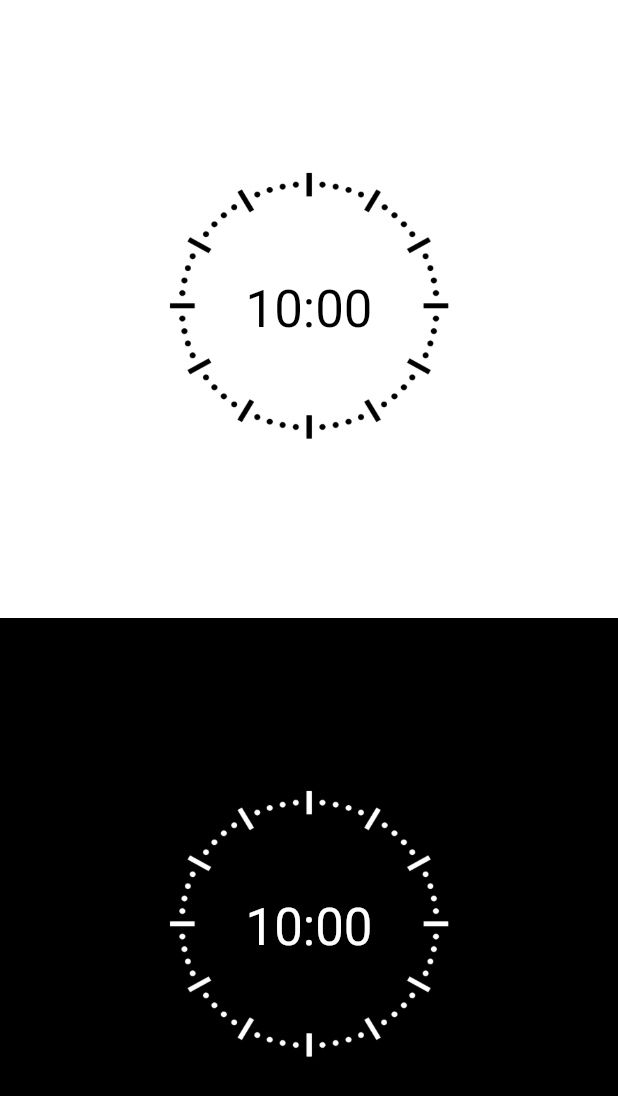
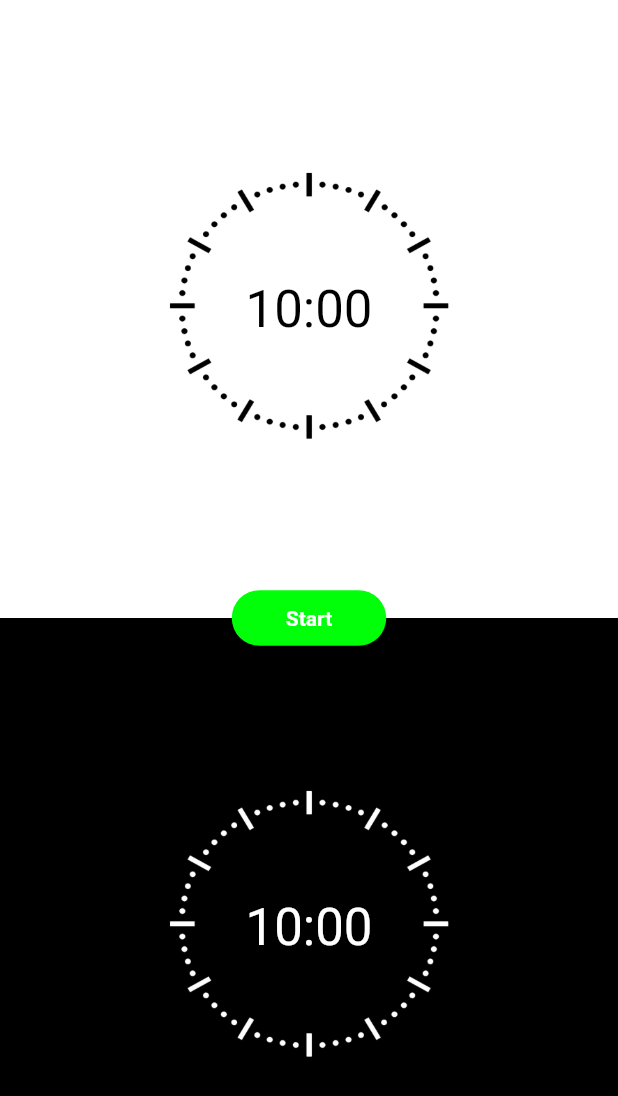
Before and after one commit to MFY2000/Chess-Clock-App, a Flutter app: the screen it shows after launch, on a phone screen of 412 x 824 dp. Shown: the top 1096 px of the screen. Run offline on Flutter 3.47's test engine with Material 2 defaults, Android fonts, the phone set to English and light mode, and no system bars.

Commit message:
MFY auto commit at 22/11/2021 19:58:43

```diff
--- a/lib/main.dart
+++ b/lib/main.dart
@@ -1,11 +1,8 @@
 // ignore_for_file: prefer_const_constructors, deprecated_member_use
 
-import 'package:chesss_watch/ChessTimer.dart';
 import 'package:chesss_watch/Custom/ClockCard.dart';
-import 'package:chesss_watch/Custom/TextFeild.dart';
 import 'package:chesss_watch/Custom/Timer.dart';
 import 'package:chesss_watch/Model/Chess.dart';
-import 'package:chesss_watch/Screen/StartInfroScreen.dart';
 import 'package:flutter/material.dart';
 
 void main() {
@@ -34,7 +31,8 @@ class MyHomePage extends StatefulWidget {
 
 class _MyHomePageState extends State<MyHomePage> {
   late int start;
-  late bool startButton;
+  int btnState = 2;
+
 
   late List<ChessPlayer> lst;
   final TimerStyle _timerStyle = TimerStyle.ring;
@@ -46,7 +44,6 @@ class _MyHomePageState extends State<MyHomePage> {
   void initState() {
     // initialize timercontroller
     lst = ChessBoard;
-    startButton = true;
     start = 2;
     super.initState();
   }
@@ -60,7 +57,8 @@ class _MyHomePageState extends State<MyHomePage> {
       body: Stack(
         overflow: Overflow.visible,
         children: <Widget>[
-          Column(children: [
+          Expanded(
+            child: Column(children: [
               ClockCard(
                 chessSide: ChessBoard[1],
                 start: start == 0,
@@ -76,10 +74,36 @@ class _MyHomePageState extends State<MyHomePage> {
                 progressTextCountDirection: _progressTextCountDirection,
               )
             ]),
+          ),
+          Positioned(
+            top: (height * 0.4775),
+            right: (width * 0.375),
+            child: GestureDetector(
+              onTap: () => {toChangeState(btnState)},
+              // autofocus: false,
+              child: Container(
+                height: (height * 0.045),
+                width: (width * 0.25),
+                alignment: Alignment.center,
+                child: Text(
+                  btnState == 2 ? 'Start': "Stop",
+                  style: TextStyle(
+                    color: Color(0xffffffff),
+                    fontWeight: FontWeight.bold,
+                  ),
+                ),
+                decoration: BoxDecoration(
+                  borderRadius: BorderRadius.circular(100),
+                  color: btnState == 2 ? const Color(0xff00ff08) : Colors.red,
+                ),
+              ),
+            ),
+          ),
         ],
       ),
     );
   }
+
 
   void onTapStart() {
     setState(() {
@@ -87,18 +111,11 @@ class _MyHomePageState extends State<MyHomePage> {
     });
   }
 
-  void toChangeState() {
+  void toChangeState(int index) {
     setState(() {
-      startButton = !startButton;
+      btnState = index == 2 ? 3 : 2;
+      historyLog.add(btnState);
     });
-
-    if (!startButton) {
-      setState(() {
-        start = 2;
-      });
-    } else {
-      onTapStart();
-    }
   }
 
   void _setCountDirection(TimerProgressTextCountDirection countDirection) {
```
Lines whose indentation alone changed are shown as unchanged.
